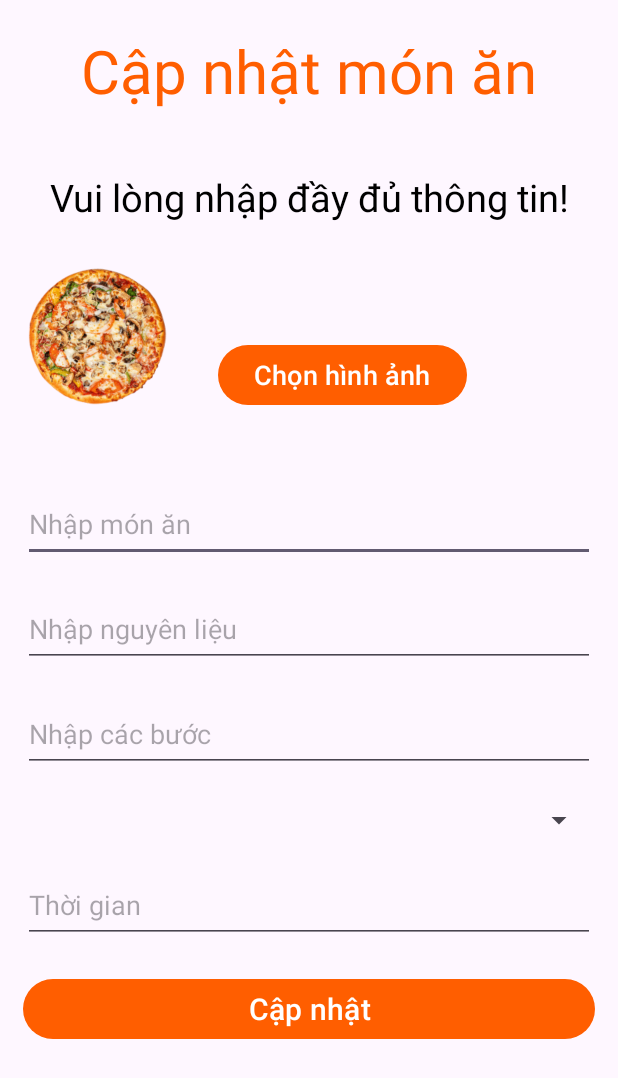
After one commit to tienhuy10/FoodReciple, an Android app: the Admin_update_food screen opened directly, with no data from a screen before it, on a phone screen of 412 x 824 dp. The commit adds this screen. Shown: the top 1078 px of the screen. Run offline under Robolectric (Android 15) with nearby library versions, the phone set to English and light mode, and no system bars.

Commit message:
Add - Display Admin food

```diff
--- a/app/build.gradle.kts
+++ b/app/build.gradle.kts
@@ -41,6 +41,7 @@ dependencies {
     testImplementation("junit:junit:4.13.2")
     androidTestImplementation("androidx.test.ext:junit:1.1.5")
     androidTestImplementation("androidx.test.espresso:espresso-core:3.5.1")
+    annotationProcessor ("com.github.bumptech.glide:compiler:4.16.0")
     implementation ("com.github.bumptech.glide:glide:4.16.0")
     implementation ("me.relex:circleindicator:2.1.6")
 }
--- /dev/null
+++ b/app/src/main/java/com/example/foodreciple/AdminActivity/Admin_update_food.java
@@ -0,0 +1,16 @@
+package com.example.foodreciple.AdminActivity;
+
+import androidx.appcompat.app.AppCompatActivity;
+
+import android.os.Bundle;
+
+import com.example.foodreciple.R;
+
+public class Admin_update_food extends AppCompatActivity {
+
+    @Override
+    protected void onCreate(Bundle savedInstanceState) {
+        super.onCreate(savedInstanceState);
+        setContentView(R.layout.activity_admin_update_food);
+    }
+}
--- /dev/null
+++ b/app/src/main/res/layout/activity_admin_update_food.xml
@@ -0,0 +1,105 @@
+<?xml version="1.0" encoding="utf-8"?>
+<LinearLayout xmlns:android="http://schemas.android.com/apk/res/android"
+    xmlns:tools="http://schemas.android.com/tools"
+    android:layout_width="match_parent"
+    android:layout_height="match_parent"
+    android:gravity="center_horizontal"
+    android:orientation="vertical"
+    tools:context=".AdminActivity.Admin_update_food">
+
+    <TextView
+        android:layout_width="match_parent"
+        android:layout_height="wrap_content"
+        android:layout_marginTop="20dp"
+        android:layout_marginBottom="20dp"
+        android:gravity="center_horizontal"
+        android:text="Cập nhật món ăn"
+        android:textColor="@color/main_color"
+        android:textSize="40dp" />
+
+    <TextView
+        android:layout_width="match_parent"
+        android:layout_height="wrap_content"
+        android:layout_marginTop="20dp"
+        android:layout_marginBottom="10dp"
+        android:gravity="center_horizontal"
+        android:text="Vui lòng nhập đầy đủ thông tin!"
+        android:textColor="@color/black"
+        android:textSize="25dp" />
+
+    <LinearLayout
+        android:layout_width="match_parent"
+        android:layout_height="wrap_content"
+        android:layout_margin="15dp"
+        android:gravity="bottom"
+        android:orientation="horizontal">
+
+        <ImageView
+            android:id="@+id/image"
+            android:layout_width="100dp"
+            android:layout_height="100dp"
+            android:src="@drawable/img" />
+
+        <Button
+            android:id="@+id/choose_image"
+            android:layout_width="wrap_content"
+            android:layout_height="wrap_content"
+            android:layout_marginLeft="30dp"
+            android:text="Chọn hình ảnh"
+            android:textSize="18dp" />
+
+    </LinearLayout>
+
+    <LinearLayout
+        android:layout_width="match_parent"
+        android:layout_height="wrap_content"
+        android:layout_margin="15dp"
+        android:orientation="vertical">
+
+        <EditText
+            android:id="@+id/category_name"
+            android:layout_width="match_parent"
+            android:layout_height="50dp"
+            android:layout_marginTop="20dp"
+            android:hint="Nhập món ăn" />
+
+        <EditText
+            android:id="@+id/nguyen_lieu"
+            android:layout_width="match_parent"
+            android:layout_height="50dp"
+            android:layout_marginTop="20dp"
+            android:hint="Nhập nguyên liệu" />
+
+        <EditText
+            android:id="@+id/edt_step"
+            android:layout_width="match_parent"
+            android:layout_height="50dp"
+            android:layout_marginTop="20dp"
+            android:hint="Nhập các bước" />
+
+        <Spinner
+            android:id="@+id/spinner_category"
+            android:layout_marginTop="20dp"
+            android:layout_width="match_parent"
+            android:layout_height="wrap_content" />
+
+        <EditText
+            android:id="@+id/edt_time"
+            android:layout_width="match_parent"
+            android:layout_height="50dp"
+            android:layout_marginTop="20dp"
+            android:hint="Thời gian"
+            android:inputType="number" />
+
+        <Button
+            android:id="@+id/update_food"
+            android:layout_width="match_parent"
+            android:layout_height="wrap_content"
+            android:layout_marginTop="20dp"
+            android:textSize="20dp"
+            android:text="Cập nhật" />
+
+    </LinearLayout>
+
+
+</LinearLayout>
--- a/app/src/main/res/values/strings.xml
+++ b/app/src/main/res/values/strings.xml
@@ -52,4 +52,5 @@
     <string name="ingredient">ingredients</string>
     <string name="step">step</string>
     <string name="title_activity_admin_main">Admin_main</string>
+    <string name="title_activity_admin_food">Admin_Food</string>
 </resources>
```
Also changed, not shown: app/src/main/AndroidManifest.xml (+24 -3 lines), app/src/main/java/com/example/foodreciple/Adapter/Admin_adapter_food.java (added, +80 -0 lines), app/src/main/java/com/example/foodreciple/AdminActivity/Admin_Food.java (added, +82 -0 lines), app/src/main/java/com/example/foodreciple/AdminActivity/Admin_Main.java (+16 -0 lines), app/src/main/java/com/example/foodreciple/DatabaseHelper.java (+10 -3 lines), app/src/main/res/layout/activity_admin_food.xml (added, +51 -0 lines), app/src/main/res/layout/admin_item_food.xml (added, +39 -0 lines), app/src/main/res/navigation/nav_graph3.xml (added, +28 -0 lines).
